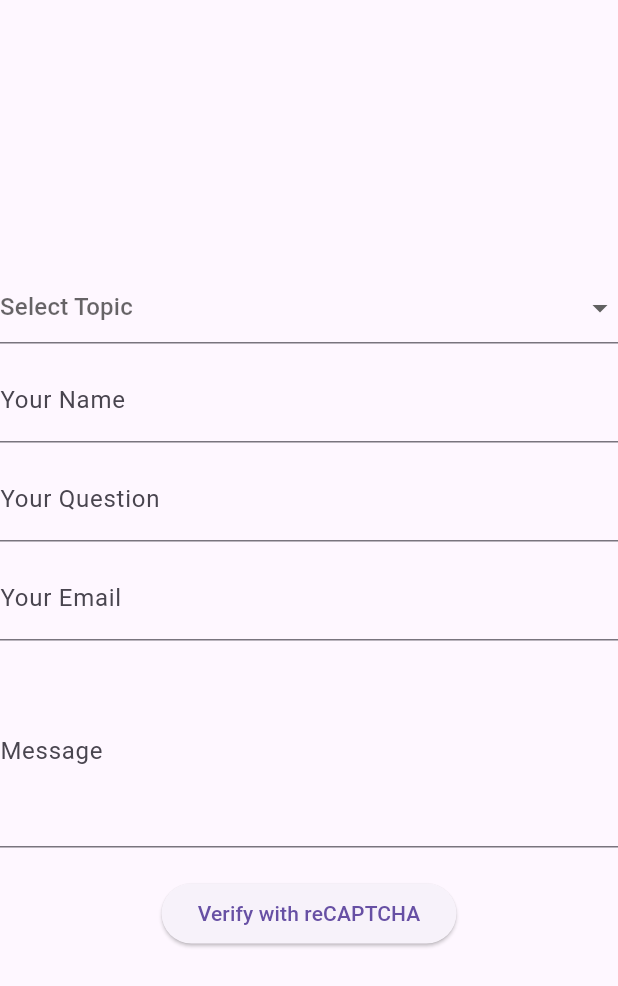
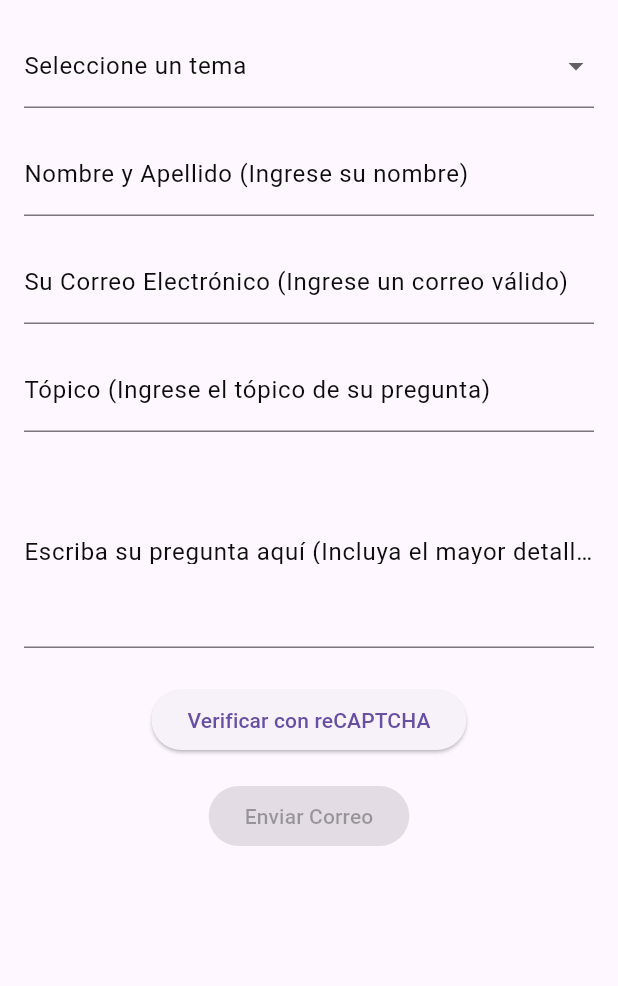
Before and after one commit to SuatMartin/EmailQuestions, a Flutter app: the EmailForm screen opened directly, on a phone screen of 412 x 824 dp. Shown: the top 986 px of the screen. Run offline on Flutter 3.47's test engine with Material 3 defaults, Android fonts, the phone set to English and light mode, and no system bars; our stand-ins replace flutter_dotenv; missing offline and left inert: flutter_inappwebview.

Commit message:
updates de febrero

```diff
--- a/flutter_questions/lib/screens/confirmation_screen.dart
+++ b/flutter_questions/lib/screens/confirmation_screen.dart
@@ -21,9 +21,9 @@ class ConfirmationScreen extends StatelessWidget {
       appBar: AppBar(
         title: Text('Confirmación'),
         centerTitle: true,
-        backgroundColor: Colors.lightGreen[100],
+        backgroundColor: Colors.green[800], // Dark green app bar
       ),
-      backgroundColor: Colors.lightGreen[100],
+      backgroundColor: Colors.lightGreen[100], // Light green background
       body: Center(
         child: Padding(
           padding: const EdgeInsets.all(16.0),
--- a/flutter_questions/lib/services/email_service.dart
+++ b/flutter_questions/lib/services/email_service.dart
@@ -10,6 +10,10 @@ class EmailService {
     return parse(input).documentElement?.text ?? '';
   }
 
+  static final String endpoint = dotenv.env['EMAIL_ENDPOINT'] ?? "not loaded";
+  static final String countEndpoint = dotenv.env['COUNT_INCREMENT_ENDPOINT'] ?? "not loaded";
+
+  /// Send email request
   static Future<void> sendEmail({
     required String topic,
     required String email,
@@ -19,72 +23,40 @@ class EmailService {
     required String question,
     required BuildContext context,
   }) async {
-  // Sanitize inputs
-  String sanitizedTopic = sanitizeInput(topic);
-  String sanitizedEmail = sanitizeInput(email);
-  String sanitizedMessage = sanitizeInput(message);
-  String sanitizedToEmail = sanitizeInput(toEmail);
-  String sanitizedName = sanitizeInput(name);
-  String sanitizedQuestion = sanitizeInput(question);
-
-  final emailJsUrl = Uri.parse('https://api.emailjs.com/api/v1.0/email/send');
-  final director = dotenv.env['directorEmail']; // Director's email
-  final serviceId = dotenv.env['SERVICE_ID'];
-  final templateId = dotenv.env['TEMPLATE_ID']; // Template for the first email
-  final templateIdToDirector = dotenv.env['TEMPLATE_ID2']; // Template for the second email
-  final userId = dotenv.env['USER_ID'];
+    final backendUrl = Uri.parse(endpoint);
 
     try {
-    // Send first email (to the recipient)
-    final emailResponse = await http.post(
-      emailJsUrl,
-      headers: {'Content-Type': 'application/json'},
+      final response = await http.post(
+        backendUrl,
+        headers: {
+          'Content-Type': 'application/json',
+        },
         body: jsonEncode({
-        "service_id": serviceId,
-        "template_id": templateId,
-        "user_id": userId,
-        "template_params": {
-          "topic": sanitizedTopic,
-          "name": sanitizedName,
-          "question": sanitizedQuestion,
-          "from_email": sanitizedEmail,
-          "message": sanitizedMessage,
-          "to_email": sanitizedToEmail,
-        }
+          "topic": sanitizeInput(topic),
+          "email": sanitizeInput(email),
+          "message": sanitizeInput(message),
+          "toEmail": sanitizeInput(toEmail),
+          "name": sanitizeInput(name),
+          "question": sanitizeInput(question),
         }),
       );
 
-    if (emailResponse.statusCode == 200) {
-      // If first email was sent successfully, send email to the director
-      final directorEmailResponse = await http.post(
-        emailJsUrl,
-        headers: {'Content-Type': 'application/json'},
-        body: jsonEncode({
-          "service_id": serviceId,
-          "template_id": templateIdToDirector,
-          "user_id": userId,
-          "template_params": {
-            "topic": sanitizedTopic,
-            "director": director, // Sending email to the director
-            "message": sanitizedMessage,
-            "to_email": sanitizedToEmail,
-          }
-        }),
+      final responseData = jsonDecode(response.body);
+
+      if (response.statusCode == 200) {
+        ScaffoldMessenger.of(context).showSnackBar(
+          SnackBar(content: Text(responseData['success'])),
         );
-
-      if (directorEmailResponse.statusCode == 200) {
-        // If both emails were sent, increment the topic count
-        await _incrementTopicCount(sanitizedTopic);
 
         Navigator.pushReplacement(
           context,
           MaterialPageRoute(builder: (context) => ConfirmationScreen()),
         );
+
+        // After sending email successfully, increment the topic count
+        await _incrementTopicCount(topic);
       } else {
-        throw Exception('Failed to send email to the director: ${directorEmailResponse.body}');
-      }
-    } else {
-      throw Exception('Failed to send the first email: ${emailResponse.body}');
+        throw Exception(responseData['error']);
       }
     } catch (error) {
       ScaffoldMessenger.of(context).showSnackBar(
@@ -93,14 +65,17 @@ class EmailService {
     }
   }
 
+  /// Increment topic count
   static Future<void> _incrementTopicCount(String topic) async {
-  final nodeJsUrl = Uri.parse('http://localhost:3000/increment-email-count'); // Backend URL
+    final nodeJsUrl = Uri.parse(countEndpoint);
 
     try {
       final response = await http.post(
         nodeJsUrl,
-      headers: {'Content-Type': 'application/json'},
-      body: jsonEncode({"topic": topic}),
+        headers: {
+          'Content-Type': 'application/json',
+        },
+        body: jsonEncode({"topic": sanitizeInput(topic)}),
       );
 
       if (response.statusCode == 200) {
--- a/flutter_questions/lib/widgets/email_form.dart
+++ b/flutter_questions/lib/widgets/email_form.dart
@@ -20,20 +20,23 @@ class _EmailFormState extends State<EmailForm> {
   final _messageController = TextEditingController();
   final _nameController = TextEditingController();
   final _questionController = TextEditingController();
+  final statuspoint = dotenv.env['CAPTCHA_STATUS_ENDPOINT'] ?? "not loaded";
+  final recaptchapoint = dotenv.env['CAPTCHA_ENDPOINT'] ?? "not loaded";
 
   String? _selectedTopic;
   final List<String> _topics = [
-    'Demografía/Poblacion/Censo',
+    'Demografía, Población, Censo',
     'Economía',
     'Salud',
     'Geografía',
-    'Telecomunicaciones/Transportación/Carreteras',
+    'Telecomunicaciones, Transportación, Carreteras',
     'Ambiental',
     'Educación',
     'Ciencia y Tecnología',
-    'Familia/Servicios Sociales',
-    'Justicia/Seguridad',
-    'Otros',
+    'Familia, Servicios Sociales',
+    'Justicia, Seguridad',
+    'Violencia',
+    'Violencia de genero',
     'Turismo',
     'Cultura',
     'Academias y Talleres'
@@ -44,21 +47,25 @@ class _EmailFormState extends State<EmailForm> {
   Timer? _timer;
   InAppWebViewController? _webViewController;
 
+  final _honeypotNameController = TextEditingController(); // Honeypot field
+  final _honeypotEmailController = TextEditingController(); // Honeypot field
+
   @override
   void initState() {
     super.initState();
     _topicEmailMap = {
-      'Demografía/Poblacion/Censo': dotenv.env['DEMOGRAFIA_EMAIL'] ?? '',
+      'Demografía, Población, Censo': dotenv.env['DEMOGRAFIA_EMAIL'] ?? '',
       'Economía': dotenv.env['ECONOMIA_EMAIL'] ?? '',
       'Salud': dotenv.env['SALUD_EMAIL'] ?? '',
       'Geografía': dotenv.env['GEOGRAFIA_EMAIL'] ?? '',
-      'Telecomunicaciones/Transportación/Carreteras': dotenv.env['TELECOMUNICACIONES_EMAIL'] ?? '',
+      'Telecomunicaciones, Transportación, Carreteras': dotenv.env['TELECOMUNICACIONES_EMAIL'] ?? '',
       'Ambiental': dotenv.env['AMBIENTAL_EMAIL'] ?? '',
       'Educación': dotenv.env['EDUCACION_EMAIL'] ?? '',
       'Ciencia y Tecnología': dotenv.env['CIENCIA_TECHNOLOGIA_EMAIL'] ?? '',
-      'Familia/Servicios Sociales': dotenv.env['FAMILIA_SERVICIOS_SOCIALES_EMAIL'] ?? '',
-      'Justicia/Seguridad': dotenv.env['JUSTICIA_SEGURIDAD_EMAIL'] ?? '',
-      'Otros': dotenv.env['OTROS_EMAIL'] ?? '',
+      'Familia, Servicios Sociales': dotenv.env['FAMILIA_SERVICIOS_SOCIALES_EMAIL'] ?? '',
+      'Justicia, Seguridad': dotenv.env['JUSTICIA_SEGURIDAD_EMAIL'] ?? '',
+      'Violencia': dotenv.env['VIOLENCIA_EMAIL'] ?? '',
+      'Violencia de genero': dotenv.env['VIOLENCIA_DE_GENERO_EMAIL'] ?? '',
       'Turismo': dotenv.env['TURISMO_EMAIL'] ?? '',
       'Cultura': dotenv.env['CULTURA_EMAIL'] ?? '',
       'Academias y Talleres': dotenv.env['ACADEMIAS_TALLERES_EMAIL'] ?? '',
@@ -66,6 +73,13 @@ class _EmailFormState extends State<EmailForm> {
   }
 
   void _sendEmail() async {
+    if (_honeypotNameController.text.isNotEmpty || _honeypotEmailController.text.isNotEmpty) {
+      // If honeypot fields are filled, close the app
+      log("⚠️ Honeypot detected. Closing the app.");
+      Navigator.of(context).pop();
+      return;
+    }
+
     if (_formKey.currentState?.validate() ?? false) {
       if (_selectedTopic != null) {
         String toEmail = _topicEmailMap[_selectedTopic!]!;
@@ -79,45 +93,46 @@ class _EmailFormState extends State<EmailForm> {
           context: context,
         );
         ScaffoldMessenger.of(context).showSnackBar(
-          SnackBar(content: Text('Email sent successfully')),
+          SnackBar(content: Text('Correo enviado exitosamente')),
         );
       } else {
         ScaffoldMessenger.of(context).showSnackBar(
-          SnackBar(content: Text('Please select a topic')),
+          SnackBar(content: Text('Por favor seleccione un tema')),
         );
       }
     }
   }
 
-  // Function to check CAPTCHA status from the Node.js server
-  Future<void> _checkCaptchaStatus() async {
+  Future<bool> _checkCaptchaStatus() async {
     try {
-      final uri = Uri.parse("http://localhost:8000/captcha-status");
+      final uri = Uri.parse(statuspoint);
       final response = await http.get(uri);
 
       if (response.statusCode == 200) {
         final result = jsonDecode(response.body);
         if (result["success"] == true) {
+          log("✅ CAPTCHA verificado via API");
+          return true;
+        }
+      }
+    } catch (e) {
+      log("⚠️ Error verificando el estado del CAPTCHA: $e");
+    }
+    return false;
+  }
+
+  void _startCaptchaPolling() {
+    _timer = Timer.periodic(Duration(seconds: 1), (timer) async {
+      bool verified = await _checkCaptchaStatus();
+      if (verified) {
         setState(() {
           isCaptchaVerified = true;
         });
-          log("✅ CAPTCHA verified via API");
         _timer?.cancel();
       }
-      }
-    } catch (e) {
-      log("⚠️ Error checking CAPTCHA status: $e");
-    }
-  }
-
-  // Function to start polling the CAPTCHA verification API
-  void _startCaptchaPolling() {
-    _timer = Timer.periodic(Duration(seconds: 1), (timer) {
-      _checkCaptchaStatus();
     });
   }
 
-  // Function to show the reCAPTCHA WebView
   void _showRecaptchaWebView(BuildContext context) {
     FocusScope.of(context).unfocus();
     showModalBottomSheet(
@@ -143,7 +158,7 @@ class _EmailFormState extends State<EmailForm> {
               Expanded(
                 child: InAppWebView(
                   initialUrlRequest: URLRequest(
-                    url: WebUri("http://localhost:8000/recaptcha"),
+                    url: WebUri(recaptchapoint),
                   ),
                   initialSettings: InAppWebViewSettings(
                     javaScriptEnabled: true,
@@ -169,20 +184,33 @@ class _EmailFormState extends State<EmailForm> {
 
   @override
   Widget build(BuildContext context) {
-    return Form(
+    // Get screen width and height
+    double screenWidth = MediaQuery.of(context).size.width;
+    double screenHeight = MediaQuery.of(context).size.height;
+
+    return Scaffold(
+      body: SingleChildScrollView(
+        child: Padding(
+          padding: const EdgeInsets.all(16.0),
+          child: ConstrainedBox(
+            constraints: BoxConstraints(maxWidth: screenWidth),
+            child: Form(
               key: _formKey,
               child: Column(
-        mainAxisAlignment: MainAxisAlignment.center,
+                crossAxisAlignment: CrossAxisAlignment.start,
                 children: [
                   DropdownButtonFormField<String>(
                     value: _selectedTopic,
-            hint: Text('Select Topic'),
+                    decoration: InputDecoration(
+                      labelText: 'Seleccione un tema',
+                      labelStyle: TextStyle(color: const Color.fromARGB(255, 13, 13, 13)),
+                    ),
                     onChanged: (String? newValue) {
                       setState(() {
                         _selectedTopic = newValue;
                       });
                     },
-            validator: (value) => value == null ? 'Please select a topic' : null,
+                    validator: (value) => value == null ? 'Seleccione un tema' : null,
                     items: _topics.map<DropdownMenuItem<String>>((String topic) {
                       return DropdownMenuItem<String>(
                         value: topic,
@@ -190,43 +218,81 @@ class _EmailFormState extends State<EmailForm> {
                       );
                     }).toList(),
                   ),
-          SizedBox(height: 10),
+                  SizedBox(height: 16),
                   TextFormField(
                     controller: _nameController,
-            decoration: InputDecoration(labelText: 'Your Name'),
-            validator: (value) => value!.isEmpty ? 'Please enter your name' : null,
+                    decoration: InputDecoration(
+                      labelText: 'Nombre y Apellido (Ingrese su nombre)',
+                      labelStyle: TextStyle(color: const Color.fromARGB(255, 13, 13, 13)),
                     ),
-          SizedBox(height: 10),
+                    validator: (value) => value == null || value.isEmpty ? 'Ingrese su nombre' : null,
+                  ),
+                  SizedBox(height: 16),
+                  TextFormField(
+                    controller: _emailController,
+                    decoration: InputDecoration(
+                      labelText: 'Su Correo Electrónico (Ingrese un correo válido)',
+                      labelStyle: TextStyle(color: const Color.fromARGB(255, 13, 13, 13)),
+                    ),
+                    validator: (value) => value == null || value.isEmpty ? 'Ingrese un correo válido' : null,
+                    keyboardType: TextInputType.emailAddress,
+                  ),
+                  SizedBox(height: 16),
                   TextFormField(
                     controller: _questionController,
-            decoration: InputDecoration(labelText: 'Your Question'),
-            validator: (value) => value!.isEmpty ? 'Please enter your question' : null,
+                    decoration: InputDecoration(
+                      labelText: 'Tópico (Ingrese el tópico de su pregunta)',
+                      labelStyle: TextStyle(color: const Color.fromARGB(255, 13, 13, 13)),
                     ),
-          SizedBox(height: 10),
-          TextFormField(
-            controller: _emailController,
-            decoration: InputDecoration(labelText: 'Your Email'),
-            validator: (value) => value!.isEmpty || !value.contains('@') ? 'Please enter a valid email' : null,
+                    validator: (value) => value == null || value.isEmpty ? 'Ingrese el tópico de su pregunta' : null,
                   ),
-          SizedBox(height: 10),
+                  SizedBox(height: 16),
                   TextFormField(
                     controller: _messageController,
-            decoration: InputDecoration(labelText: 'Message'),
+                    decoration: InputDecoration(
+                      labelText: 'Escriba su pregunta aquí (Incluya el mayor detalle posible)',
+                      labelStyle: TextStyle(color: const Color.fromARGB(255, 13, 13, 13)),
+                    ),
                     maxLines: 4,
-            validator: (value) => value!.isEmpty ? 'Please enter a message' : null,
+                    validator: (value) => value == null || value.isEmpty ? 'Ingrese su pregunta detallada' : null,
                   ),
-          SizedBox(height: 20),
+                  // Honeypot fields (hidden from the user)
+                  Visibility(
+                    visible: false,
+                    child: Column(
+                      children: [
+                        TextFormField(
+                          controller: _honeypotNameController,
+                          decoration: InputDecoration(labelText: 'Honeypot: Nombre'),
+                        ),
+                        TextFormField(
+                          controller: _honeypotEmailController,
+                          decoration: InputDecoration(labelText: 'Honeypot: Email'),
+                        ),
+                      ],
+                    ),
+                  ),
+                  SizedBox(height: 24),
+                  Center(
+                    child: Column(
+                      children: [
                         ElevatedButton(
                           onPressed: () => _showRecaptchaWebView(context),
-            child: Text('Verify with reCAPTCHA'),
+                          child: Text('Verificar con reCAPTCHA'),
                         ),
-          SizedBox(height: 10),
-          if (isCaptchaVerified)
+                        SizedBox(height: 16),
                         ElevatedButton(
-              onPressed: _sendEmail,
-              child: Text('Send Email'),
+                          onPressed: isCaptchaVerified ? _sendEmail : null,
+                          child: Text('Enviar Correo'),
                         ),
                       ],
+                    ),
+                  ),
+                ],
+              ),
+            ),
+          ),
+        ),
       ),
     );
   }
```
Also changed, not shown: flutter_questions/lib/screens/email_web_screen.dart (+17 -6 lines), flutter_questions_backend/package.json (+7 -16 lines), flutter_questions/assets/IEPR.png (added), flutter_questions_backend/package-lock.json, 4 other files. Lines whose indentation alone changed are shown as unchanged.
